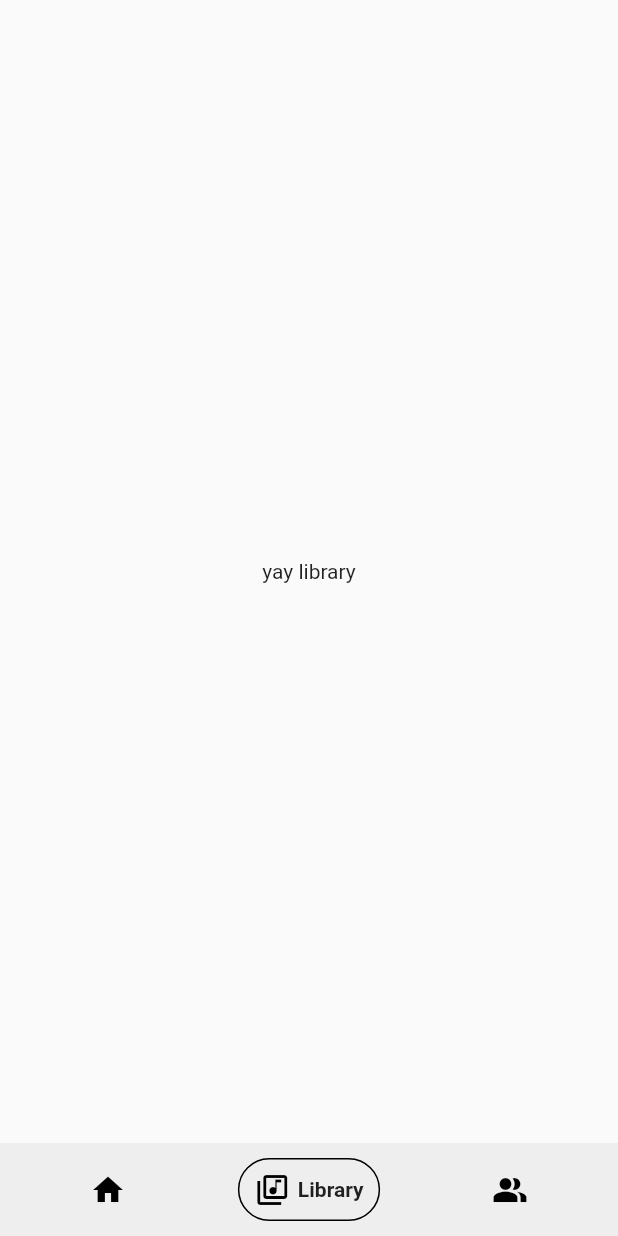
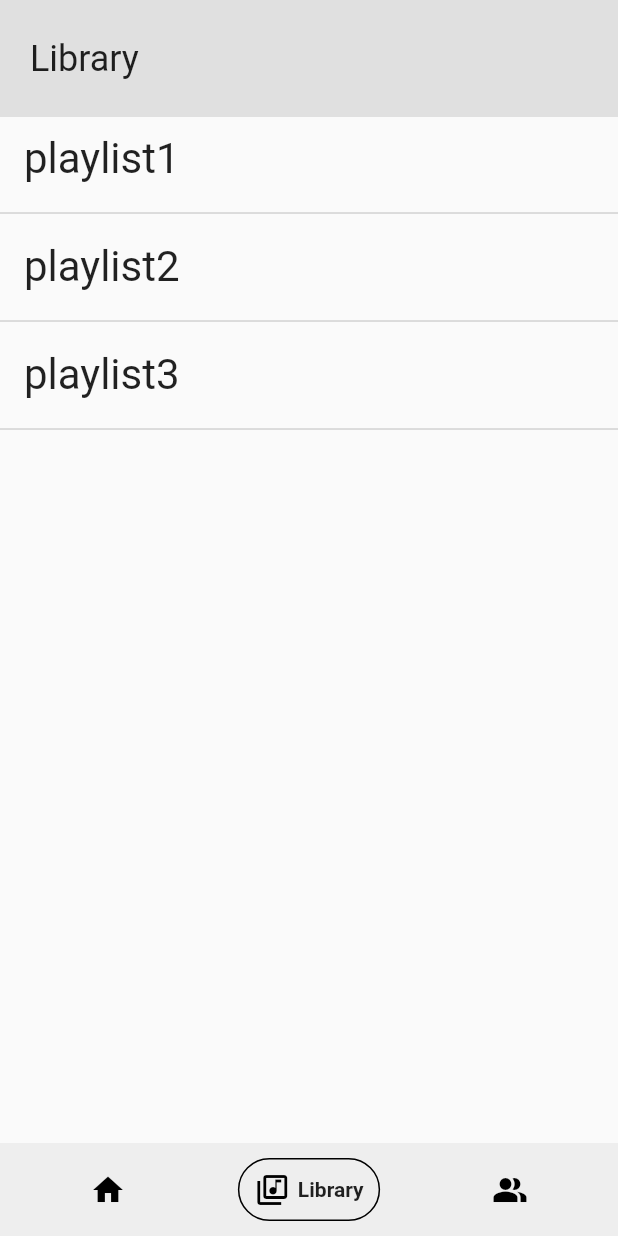
Before and after one commit to jackrdye/Appdev-music, a Flutter app: the screen it shows once a user with an empty profile is signed in, item 2 of the bottom bar chosen, on a phone screen of 412 x 824 dp. Run offline on Flutter 3.47's test engine with Material 2 defaults, Android fonts, the phone set to English and light mode, and no system bars; drawn by our look-alikes of google_nav_bar; our stand-ins replace cloud_firestore, firebase_auth, firebase_core, google_fonts; accounts and stored records are empty.

Commit message:
Create LibraryPage, PlaylistList, DisplayPlaylistContent

```diff
--- /dev/null
+++ b/lib/models.dart
@@ -0,0 +1,38 @@
+class Playlist {
+  String id;
+  String name;
+  String ownerId;
+  List<Song> songs;
+  List<String> collaboratorIds;
+
+  Playlist({required this.id, required this.name, required this.ownerId, required this.songs, required this.collaboratorIds});
+}
+
+class Friend {
+  String id;
+  String name;
+
+  Friend({required this.id, required this.name});
+}
+
+class Song {
+  String id;
+  String name;
+  String spotifyLink;
+  String appleMusicLink;
+  String youtubeMusicLink;
+
+  Song({required this.id, required this.name, this.spotifyLink="", this.appleMusicLink="", this.youtubeMusicLink=""});
+}
+
+class Profile {
+  String id;
+  String email;
+  String username;
+  String musicService;
+  List<Friend> friends;
+  List<Playlist> playlists;
+  List sharedWithMe;
+
+  Profile({required this.id, required this.email, required this.username, required this.musicService, required this.friends, required this.playlists, required this.sharedWithMe});
+}
--- a/lib/screens/app/app.dart
+++ b/lib/screens/app/app.dart
@@ -1,51 +1,14 @@
 import 'dart:core';
 
+import 'package:cloud_firestore/cloud_firestore.dart';
 import 'package:firebase_auth/firebase_auth.dart';
 import 'package:flutter/material.dart';
 import 'package:google_nav_bar/google_nav_bar.dart';
 import 'package:music_app/screens/app/friends_page.dart';
 import 'package:music_app/screens/app/home_page.dart';
 import 'package:music_app/screens/app/library_page.dart';
-
-class Playlist {
-  String id;
-  String name;
-  String ownerId;
-  List<Song> songs;
-  List<Profile> collaborators;
-
-  Playlist({required this.id, required this.name, required this.ownerId, required this.songs, required this.collaborators});
-}
-
-class Friend {
-  String id;
-  String name;
-
-  Friend({required this.id, required this.name});
-}
-
-class Song {
-  String id;
-  String name;
-  String spotifyLink;
-  String appleMusicLink;
-  String youtubeMusicLink;
-
-  Song({required this.id, required this.name, this.spotifyLink="", this.appleMusicLink="", this.youtubeMusicLink=""});
-}
-
-class Profile {
-  String id;
-  String username;
-  String musicService;
-  List<String> friendIds;
-  List<String> playlistIds;
-  List sharedWithMe;
-
-  Profile({required this.id, required this.username, required this.musicService, required this.friendIds, required this.playlistIds, required this.sharedWithMe});
-}
-
-
+import 'package:music_app/widgets/playlists/playlistList.dart';
+import '../../models.dart'; // Import Playlist, Friend, Song, Profile
 
 class App extends StatefulWidget {
   const App({super.key});
@@ -54,22 +17,37 @@ class App extends StatefulWidget {
   State<App> createState() => _AppState();
 }
 
+
 class _AppState extends State<App> {
   // State
-  final user = FirebaseAuth.instance.currentUser!;
+  final userAuth = FirebaseAuth.instance.currentUser!;
   int _selectedIndex = 0;
 
-  late List<Widget> _pages = [];
+  late List<Widget> _bottomNavPages = [];
+  late DocumentReference profilee;
+  late Profile profile;
+  late List<Song> songs;
+  late List<Playlist> playlists;
   @override
   void initState() {
-    List<Playlist> playlists = [];
-    List<Friend> friends = [];
-    // Profile profile = Profile(id: user.uid, username: user.email!, musicService: "appleMusic", );
+    // StreamBuilder<DocumentSnapshot> user = FirebaseFirestore.instance.collection('Users').doc(userAuth.uid).snapshots();
 
-    _pages = [
-      HomePage(user: user, signOut: signOut),
-      LibraryPage(),
-      FriendsPage()
+    songs = [Song(id: "songid1", name: "songname1"), Song(id: "songid2", name: "songname2"),
+      Song(id: "songid3", name: "songname3"), Song(id: "songid4", name: "songname4")];
+
+    playlists = [Playlist(id: "playlistid1", name: "playlist1", ownerId: "ownerid1", songs: songs, collaboratorIds: [userAuth.uid]),
+      Playlist(id: "playlistid2", name: "playlist2", ownerId: "ownerid2", songs: songs, collaboratorIds: [userAuth.uid]),
+      Playlist(id: "playlistid3", name: "playlist3", ownerId: "ownerid3", songs: songs.sublist(0, 1), collaboratorIds: [userAuth.uid])];
+
+    profile = Profile(id: userAuth.uid, email: userAuth.email!, username: userAuth.email!, musicService: "appleMusic", friends: [], playlists: playlists, sharedWithMe: []);
+    print(profile.playlists);
+    _bottomNavPages = [
+      HomePage(user: userAuth, signOut: signOut),
+      LibraryPage(playlists: profile.playlists),
+      PlaylistList(playlists: profile.playlists)
+      // PlaylistListItem(name: "songname")
+      // PlaylistPage(playlists: user.snapshots().
+      // .then((doc) => doc['playlists']),)
   ];
   }
 
@@ -121,7 +99,7 @@ class _AppState extends State<App> {
           ),
         ),
       ),
-      body: _pages[_selectedIndex]
+      body: _bottomNavPages[_selectedIndex]
     );
   }
 }
--- a/lib/screens/app/home_page.dart
+++ b/lib/screens/app/home_page.dart
@@ -25,7 +25,7 @@ class _HomePageState extends State<HomePage> {
         child: Column(
           mainAxisAlignment: MainAxisAlignment.center,
           children: [
-            Text("You're logged in as: ${widget.user.email!}"),
+            Text("You're logged in as: ${widget.user.uid}"),
 
             InkWell(
                   child: Padding(
--- a/lib/screens/app/library_page.dart
+++ b/lib/screens/app/library_page.dart
@@ -1,21 +1,47 @@
-import 'package:flutter/cupertino.dart';
-import 'package:flutter/src/widgets/container.dart';
-import 'package:flutter/src/widgets/framework.dart';
+import 'package:firebase_auth/firebase_auth.dart';
+import 'package:flutter/material.dart';
+import 'package:cloud_firestore/cloud_firestore.dart';
+import 'package:music_app/models.dart';
+import 'package:music_app/widgets/playlists/playlistList.dart';
 
-class LibraryPage extends StatefulWidget {
-  const LibraryPage({super.key});
+
+
+class LibraryPage extends StatelessWidget {
+  List<Playlist> playlists;
+  LibraryPage({super.key, required this.playlists});
 
   @override
-  State<LibraryPage> createState() => _LibraryPageState();
-}
-
-class _LibraryPageState extends State<LibraryPage> {
-  @override
   Widget build(BuildContext context) {
-    return Container(
-      child: Center(
-        child: Text("yay library")
-        ),
+    return SafeArea(
+      child: Column(
+        children: [
+          Container(
+            width: MediaQuery.of(context).size.width,
+            padding: EdgeInsets.symmetric(horizontal: 20, vertical: 25),
+            decoration: BoxDecoration(
+              color: Colors.grey[300]
+            ),
+            child: Row(
+              mainAxisAlignment: MainAxisAlignment.spaceBetween,
+              children: [
+                Text("Library", style: TextStyle(fontSize: 24),),
+                // InkWell(
+                //   onTap: () {
+                //     print("edit");
+                //     // Enable editing
+                //     // Add
+                //     // Delete
+                //   },
+                //   child: Icon(Icons.edit)
+                // )
+              ],
+            ),
+          ),
+          Expanded(
+            child: PlaylistList(playlists: playlists)
+          ),
+        ],
+      ),
     );
   }
 }
--- /dev/null
+++ b/lib/widgets/playlists/playlistList.dart
@@ -0,0 +1,23 @@
+import 'package:flutter/cupertino.dart';
+import 'package:flutter/src/widgets/container.dart';
+import 'package:flutter/src/widgets/framework.dart';
+import 'package:music_app/models.dart';
+import 'package:music_app/widgets/playlists/playlistListItem.dart';
+
+
+class PlaylistList extends StatelessWidget {
+  List<Playlist> playlists;
+  PlaylistList({super.key, required this.playlists});
+
+  @override
+  Widget build(BuildContext context) {
+    return Container(
+      child: ListView.builder(
+        itemCount: playlists.length,
+        itemBuilder: ((context, index) {
+          return PlaylistListItem(playlist: playlists[index]);
+        })
+      ),
+    );
+  }
+}
--- /dev/null
+++ b/lib/widgets/playlists/playlistListItem.dart
@@ -0,0 +1,69 @@
+import 'package:flutter/cupertino.dart';
+import 'package:flutter/material.dart';
+import 'package:flutter/src/widgets/container.dart';
+import 'package:flutter/src/widgets/framework.dart';
+import 'package:music_app/models.dart';
+import 'package:music_app/widgets/playlists/displayPlaylistContent.dart';
+
+class PlaylistListItem extends StatelessWidget {
+  Playlist playlist;
+  PlaylistListItem({super.key, required this.playlist});
+
+  @override
+  Widget build(BuildContext context) {
+
+    return Column(
+      children: [
+        InkWell(
+          onTap: () {
+            Navigator.push(
+              context,
+              MaterialPageRoute(builder: (context) => DisplayPlaylistContent(playlist: playlist,)),
+            );
+          },
+
+          child: ListTile(
+            // leading: const Icon(Icons.list),
+            // shape: RoundedRectangleBorder(
+            //   side: BorderSide(width: 2, color: Colors.black38),
+            //   borderRadius: BorderRadius.circular(0),
+            // ),
+            // trailing: InkWell(
+            //   onTap: (() {
+            //     // Play song
+            //     print("play ${playlist.name}");
+            //   }),
+            //   child: Icon(Icons.play_circle)
+            // ),
+            title: Text(playlist.name, style: TextStyle(fontSize: 28),)
+          ),
+        ),
+        Divider(color: Colors.grey[400],)
+      ],
+    );
+    // Center(
+    //   child: InkWell(
+    //     onTap: () {
+    //       Navigator.push(
+    //         context,
+    //         MaterialPageRoute(builder: (context) => DisplayPlaylistContent(playlist: playlist,)),
+    //       );
+    //       // Display playlist contents/details
+    //     },
+    //     child: Container(
+    //       width: MediaQuery.of(context).size.width,
+    //       decoration: BoxDecoration(
+    //         color: Colors.white54,
+    //         border: Border.symmetric(horizontal: BorderSide(color: Colors.black54) ,),
+    //         // borderRadius: BorderRadius.all(Radius.circular(8)),
+    //       ),
+    //       child: Padding(
+    //         padding: EdgeInsets.symmetric(horizontal: 15, vertical:15),
+    //         child: Text(playlist.name, style: TextStyle(fontSize: 28),),
+    //       ),
+    //     ),
+    //   ),
+    // );
+
+  }
+}
--- a/pubspec.yaml
+++ b/pubspec.yaml
@@ -37,6 +37,8 @@ dependencies:
   # Use with the CupertinoIcons class for iOS style icons.
   cupertino_icons: ^1.0.2
   firebase_auth: ^4.1.3
+  cloud_firestore:
+  firebase_core:
   animated_text_kit: ^4.2.2
   device_preview: ^1.1.0
   google_fonts:
```
Also changed, not shown: lib/widgets/playlists/displayPlaylistContent.dart (added, +72 -0 lines), pubspec.lock, 3 other files.
